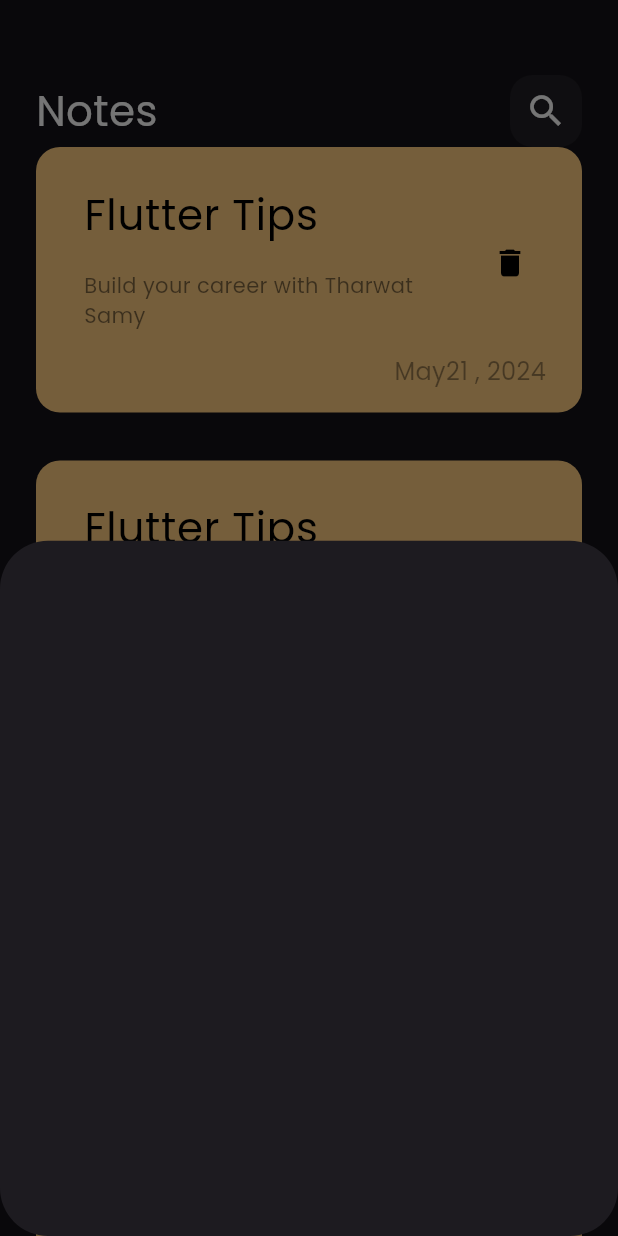
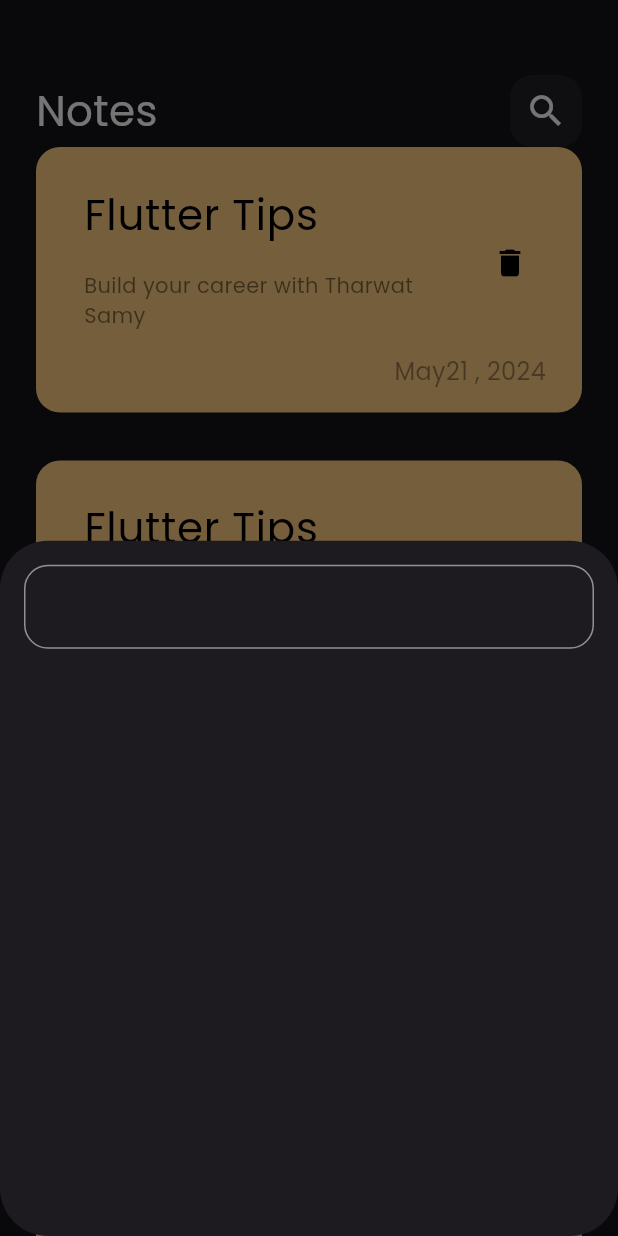
Before and after one commit to MuhamedElockly/notes_app, a Flutter app: the screen it shows after launch, after a tap on the "add" icon, on a phone screen of 412 x 824 dp. Run offline on Flutter 3.47's test engine with Material 3 defaults, Android fonts, the phone set to English and light mode, and no system bars.

Commit message:
add custom text field

```diff
--- a/lib/widgets/add_note_bottom_sheet.dart
+++ b/lib/widgets/add_note_bottom_sheet.dart
@@ -1,8 +1,16 @@
 import 'package:flutter/material.dart';
+import 'package:notes_app/widgets/custom_text_field%20copy.dart';
 
 class AddNoteBottomSheet extends StatelessWidget {
   @override
   Widget build(BuildContext context) {
-    return Container();
+    return Column(
+      children: [
+        Padding(
+          padding: const EdgeInsets.all(16),
+          child: CustomTextField(),
+        ),
+      ],
+    );
   }
 }
--- /dev/null
+++ b/lib/widgets/custom_text_field copy.dart
@@ -0,0 +1,22 @@
+import 'package:flutter/material.dart';
+
+class CustomTextField extends StatelessWidget {
+  CustomTextField({this.hintText, this.onChanged});
+  String? hintText;
+
+  Function(String)? onChanged;
+  @override
+  Widget build(BuildContext context) {
+    return TextField(
+      onChanged: onChanged,
+      decoration: InputDecoration(
+        hintText: hintText,
+        hintStyle: TextStyle(color: Colors.white),
+        border: OutlineInputBorder(
+          borderRadius: BorderRadius.circular(16),
+          borderSide: BorderSide(color: Colors.white),
+        ),
+      ),
+    );
+  }
+}
```
